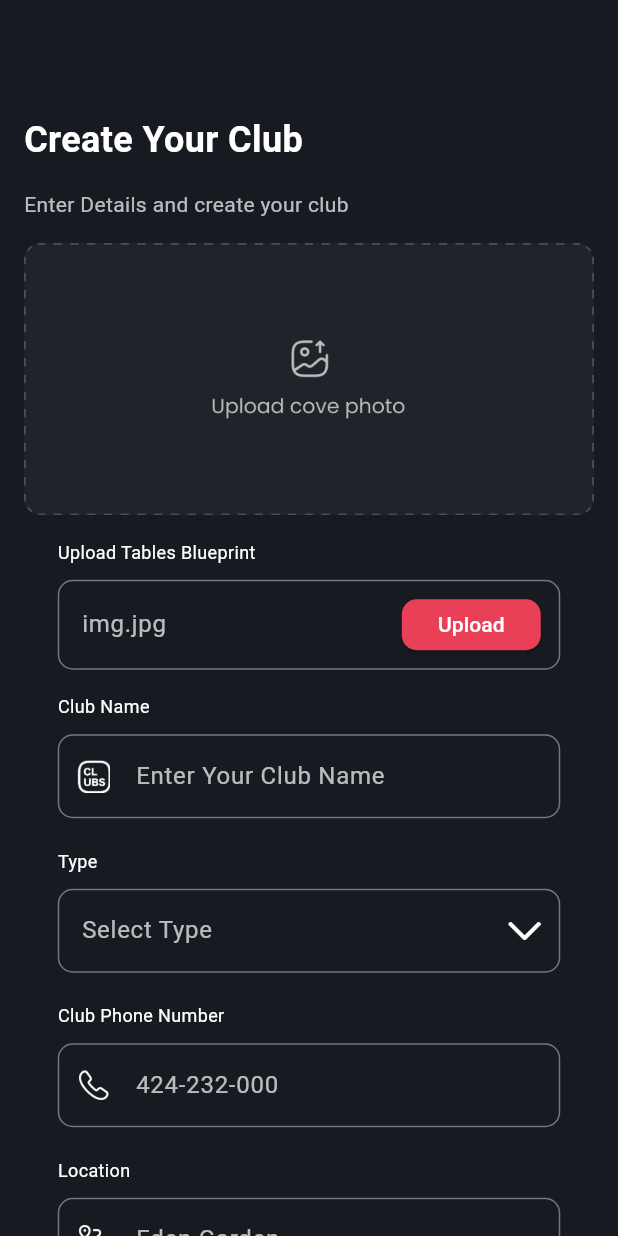
After one commit to fwdAndroid/partymania_owners, a Flutter app: the CreateProfile screen opened directly, on a phone screen of 412 x 824 dp. The commit adds this screen. Run offline on Flutter 3.47's test engine with Material 2 defaults, Android fonts, the phone set to English and light mode, and no system bars.

Commit message:
Create Club

```diff
--- a/lib/screens/auth/signup_account.dart
+++ b/lib/screens/auth/signup_account.dart
@@ -1,5 +1,6 @@
 import 'package:flutter/material.dart';
 import 'package:partymania_owners/screens/auth/login_screen.dart';
+import 'package:partymania_owners/screens/profile/create_profile.dart';
 import 'package:partymania_owners/utils/button.dart';
 import 'package:partymania_owners/utils/colors.dart';
 import 'package:partymania_owners/utils/controllers.dart';
@@ -16,7 +17,7 @@ class _SignUpAccountsState extends State<SignUpAccounts> {
   @override
   Widget build(BuildContext context) {
     return Scaffold(
-      backgroundColor: Color(0xff0F816),
+      backgroundColor: backgroundColor,
       body: SingleChildScrollView(
         child: Padding(
           padding: const EdgeInsets.all(8.0),
@@ -223,7 +224,15 @@ class _SignUpAccountsState extends State<SignUpAccounts> {
               const SizedBox(
                 height: 15,
               ),
-              Center(child: SaveButton(title: 'SignUp', onTap: () {})),
+              Center(
+                  child: SaveButton(
+                      title: 'Signup',
+                      onTap: () {
+                        Navigator.push(
+                            context,
+                            MaterialPageRoute(
+                                builder: (builder) => CreateProfile()));
+                      })),
               const SizedBox(
                 height: 15,
               ),
--- /dev/null
+++ b/lib/screens/profile/create_profile.dart
@@ -0,0 +1,57 @@
+import 'package:flutter/material.dart';
+import 'package:partymania_owners/screens/profile/create_profile_widget.dart';
+import 'package:partymania_owners/utils/colors.dart';
+
+class CreateProfile extends StatefulWidget {
+  const CreateProfile({super.key});
+
+  @override
+  State<CreateProfile> createState() => _CreateProfileState();
+}
+
+class _CreateProfileState extends State<CreateProfile> {
+  @override
+  Widget build(BuildContext context) {
+    return Scaffold(
+      backgroundColor: backgroundColor,
+      body: SingleChildScrollView(
+        child: Padding(
+          padding: const EdgeInsets.all(8.0),
+          child: Column(
+            crossAxisAlignment: CrossAxisAlignment.start,
+            children: [
+              const SizedBox(
+                height: 60,
+              ),
+              Padding(
+                padding: const EdgeInsets.all(8.0),
+                child: Text(
+                  "Create Your Club",
+                  style: TextStyle(
+                      fontSize: 24,
+                      color: textColor,
+                      fontWeight: FontWeight.w600),
+                ),
+              ),
+              Padding(
+                padding: const EdgeInsets.all(8.0),
+                child: Text(
+                  "Enter Details and create your club",
+                  style: TextStyle(
+                      fontSize: 14,
+                      color: textColor.withOpacity(.7),
+                      fontWeight: FontWeight.w400),
+                ),
+              ),
+              Padding(
+                padding: const EdgeInsets.all(8.0),
+                child: Image.asset("assets/img.png"),
+              ),
+              CreateProfileWidget()
+            ],
+          ),
+        ),
+      ),
+    );
+  }
+}
--- /dev/null
+++ b/lib/screens/profile/create_profile_widget.dart
@@ -0,0 +1,344 @@
+import 'package:flutter/material.dart';
+import 'package:partymania_owners/screens/auth/login_screen.dart';
+import 'package:partymania_owners/utils/button.dart';
+import 'package:partymania_owners/utils/colors.dart';
+import 'package:partymania_owners/utils/controllers.dart';
+import 'package:partymania_owners/utils/textformfield.dart';
+
+class CreateProfileWidget extends StatefulWidget {
+  const CreateProfileWidget({super.key});
+
+  @override
+  State<CreateProfileWidget> createState() => _CreateProfileWidgetState();
+}
+
+class _CreateProfileWidgetState extends State<CreateProfileWidget> {
+  @override
+  Widget build(BuildContext context) {
+    return Column(
+      children: [
+        Padding(
+          padding: const EdgeInsets.all(8.0),
+          child: Column(
+            crossAxisAlignment: CrossAxisAlignment.start,
+            children: [
+              Text(
+                "Upload Tables Blueprint",
+                style: TextStyle(
+                    color: textColor,
+                    fontWeight: FontWeight.w400,
+                    fontSize: 12),
+              ),
+              SizedBox(
+                height: 10,
+              ),
+              TextFormInputField(
+                suIcon: Padding(
+                    padding: const EdgeInsets.all(13.0),
+                    child: ElevatedButton(
+                        style: ElevatedButton.styleFrom(
+                            shape: RoundedRectangleBorder(
+                                borderRadius: BorderRadius.circular(10.0)),
+                            backgroundColor: otpColor),
+                        onPressed: () {},
+                        child: Text(
+                          "Upload",
+                          style: TextStyle(color: textColor),
+                        ))),
+                textInputType: TextInputType.text,
+                hintText: "img.jpg",
+                controller: imageController,
+              )
+            ],
+          ),
+        ),
+        Padding(
+          padding: const EdgeInsets.all(8.0),
+          child: Column(
+            crossAxisAlignment: CrossAxisAlignment.start,
+            children: [
+              Text(
+                "Club Name",
+                style: TextStyle(
+                    color: textColor,
+                    fontWeight: FontWeight.w400,
+                    fontSize: 12),
+              ),
+              SizedBox(
+                height: 10,
+              ),
+              TextFormInputField(
+                preIcon: Padding(
+                    padding: const EdgeInsets.all(13.0),
+                    child: Image.asset(
+                      "assets/club.png",
+                      height: 10,
+                      width: 10,
+                    )),
+                textInputType: TextInputType.text,
+                hintText: "Enter Your Club Name",
+                controller: clubNameController,
+              )
+            ],
+          ),
+        ),
+        Padding(
+          padding: const EdgeInsets.all(8.0),
+          child: Column(
+            crossAxisAlignment: CrossAxisAlignment.start,
+            children: [
+              Text(
+                "Type",
+                style: TextStyle(
+                    color: textColor,
+                    fontWeight: FontWeight.w400,
+                    fontSize: 12),
+              ),
+              SizedBox(
+                height: 10,
+              ),
+              TextFormInputField(
+                suIcon: Padding(
+                    padding: const EdgeInsets.all(13.0),
+                    child: Image.asset(
+                      "assets/Vector.png",
+                      height: 10,
+                      width: 10,
+                    )),
+                textInputType: TextInputType.text,
+                hintText: "Select Type",
+                controller: clubTypeController,
+              )
+            ],
+          ),
+        ),
+        Padding(
+          padding: const EdgeInsets.all(8.0),
+          child: Column(
+            crossAxisAlignment: CrossAxisAlignment.start,
+            children: [
+              Text(
+                "Club Phone Number",
+                style: TextStyle(
+                    color: textColor,
+                    fontWeight: FontWeight.w400,
+                    fontSize: 12),
+              ),
+              SizedBox(
+                height: 10,
+              ),
+              TextFormInputField(
+                preIcon: Padding(
+                  padding: const EdgeInsets.all(13.0),
+                  child: Image.asset(
+                    "assets/call.png",
+                    width: 10,
+                    height: 10,
+                  ),
+                ),
+                textInputType: TextInputType.number,
+                hintText: "424-232-000",
+                controller: phoneNumberClubController,
+              )
+            ],
+          ),
+        ),
+        Padding(
+          padding: const EdgeInsets.all(8.0),
+          child: Column(
+            crossAxisAlignment: CrossAxisAlignment.start,
+            children: [
+              Text(
+                "Location",
+                style: TextStyle(
+                    color: textColor,
+                    fontWeight: FontWeight.w400,
+                    fontSize: 12),
+              ),
+              SizedBox(
+                height: 10,
+              ),
+              TextFormInputField(
+                preIcon: Padding(
+                  padding: const EdgeInsets.all(13.0),
+                  child: Image.asset(
+                    "assets/routing.png",
+                    width: 10,
+                    height: 10,
+                  ),
+                ),
+                textInputType: TextInputType.text,
+                hintText: "Eden Garden",
+                controller: clubLocationController,
+              ),
+            ],
+          ),
+        ),
+        Padding(
+          padding: const EdgeInsets.all(8.0),
+          child: Row(
+            children: [
+              Expanded(
+                child: Column(
+                  crossAxisAlignment: CrossAxisAlignment.start,
+                  children: [
+                    Text(
+                      "State",
+                      style: TextStyle(
+                          color: textColor,
+                          fontWeight: FontWeight.w400,
+                          fontSize: 12),
+                    ),
+                    const SizedBox(
+                      height: 7,
+                    ),
+                    TextFormInputField(
+                      suIcon: Padding(
+                        padding: const EdgeInsets.all(13.0),
+                        child: Image.asset(
+                          "assets/Vector.png",
+                          width: 10,
+                          height: 10,
+                        ),
+                      ),
+                      textInputType: TextInputType.text,
+                      hintText: "Select State",
+                      controller: clubStateController,
+                    ),
+                  ],
+                ),
+              ),
+              const SizedBox(
+                width: 7,
+              ),
+              Expanded(
+                child: Column(
+                  crossAxisAlignment: CrossAxisAlignment.start,
+                  children: [
+                    Text(
+                      "City",
+                      style: TextStyle(
+                          color: textColor,
+                          fontWeight: FontWeight.w400,
+                          fontSize: 12),
+                    ),
+                    const SizedBox(
+                      height: 7,
+                    ),
+                    TextFormInputField(
+                      suIcon: Padding(
+                        padding: const EdgeInsets.all(13.0),
+                        child: Image.asset(
+                          "assets/Vector.png",
+                          width: 10,
+                          height: 10,
+                        ),
+                      ),
+                      textInputType: TextInputType.text,
+                      hintText: "Select City",
+                      controller: clubCityController,
+                    ),
+                  ],
+                ),
+              ),
+            ],
+          ),
+        ),
+        Padding(
+          padding: const EdgeInsets.all(8.0),
+          child: Column(
+            crossAxisAlignment: CrossAxisAlignment.start,
+            children: [
+              Text(
+                "Zip Code",
+                style: TextStyle(
+                    color: textColor,
+                    fontWeight: FontWeight.w400,
+                    fontSize: 12),
+              ),
+              const SizedBox(
+                height: 7,
+              ),
+              TextFormInputField(
+                textInputType: TextInputType.text,
+                hintText: "Enter Zip Code",
+                controller: clubZipCodeController,
+              ),
+            ],
+          ),
+        ),
+        Padding(
+          padding: const EdgeInsets.all(8.0),
+          child: Column(
+            crossAxisAlignment: CrossAxisAlignment.start,
+            children: [
+              Text(
+                "Amenities",
+                style: TextStyle(
+                    color: textColor,
+                    fontWeight: FontWeight.w400,
+                    fontSize: 12),
+              ),
+              SizedBox(
+                height: 10,
+              ),
+              TextFormInputField(
+                suIcon: Padding(
+                    padding: const EdgeInsets.all(13.0),
+                    child: ElevatedButton(
+                        style: ElevatedButton.styleFrom(
+                            shape: RoundedRectangleBorder(
+                                borderRadius: BorderRadius.circular(10.0)),
+                            backgroundColor: otpColor),
+                        onPressed: () {},
+                        child: Text(
+                          "Add",
+                          style: TextStyle(color: textColor),
+                        ))),
+                textInputType: TextInputType.text,
+                hintText: "Add Amenities",
+                controller: amenitiesController,
+              )
+            ],
+          ),
+        ),
+        Padding(
+          padding: const EdgeInsets.all(8.0),
+          child: Column(
+            crossAxisAlignment: CrossAxisAlignment.start,
+            children: [
+              Text(
+                "Description",
+                style: TextStyle(
+                    color: textColor,
+                    fontWeight: FontWeight.w400,
+                    fontSize: 12),
+              ),
+              const SizedBox(
+                height: 10,
+              ),
+              SizedBox(
+                height: 150,
+                child: TextFormInputField(
+                  maxLines: 5,
+                  textInputType: TextInputType.text,
+                  hintText: "Type Something",
+                  controller: descriptionController,
+                ),
+              ),
+              const SizedBox(
+                height: 15,
+              ),
+              SaveButton(
+                  title: "Create Club",
+                  onTap: () {
+                    Navigator.push(context,
+                        MaterialPageRoute(builder: (builder) => LoginScreen()));
+                  })
+            ],
+          ),
+        ),
+      ],
+    );
+  }
+}
--- a/lib/utils/controllers.dart
+++ b/lib/utils/controllers.dart
@@ -10,3 +10,15 @@ final signUpEmailController = TextEditingController();
 final phoneNumberController = TextEditingController();
 final createPassword = TextEditingController();
 final confrimPassword = TextEditingController();
+
+//Create Profile
+final imageController = TextEditingController();
+final clubNameController = TextEditingController();
+final clubTypeController = TextEditingController();
+final phoneNumberClubController = TextEditingController();
+final clubLocationController = TextEditingController();
+final clubCityController = TextEditingController();
+final clubStateController = TextEditingController();
+final clubZipCodeController = TextEditingController();
+final amenitiesController = TextEditingController();
+final descriptionController = TextEditingController();
--- a/lib/utils/textformfield.dart
+++ b/lib/utils/textformfield.dart
@@ -76,8 +76,8 @@ class TextFormInputField extends StatelessWidget {
               borderRadius: BorderRadius.circular(10),
             ),
             border: InputBorder.none,
-            fillColor: textFieldColor,
-            filled: true,
+            // fillColor: textFieldColor,
+            // filled: true,
             hintText: hintText,
             hintStyle: TextStyle(color: textColor.withOpacity(.7))),
       ),
```
Also changed, not shown: assets/Vector.png (added), assets/club.png (added), assets/img.png (added), assets/routing.png (added).
